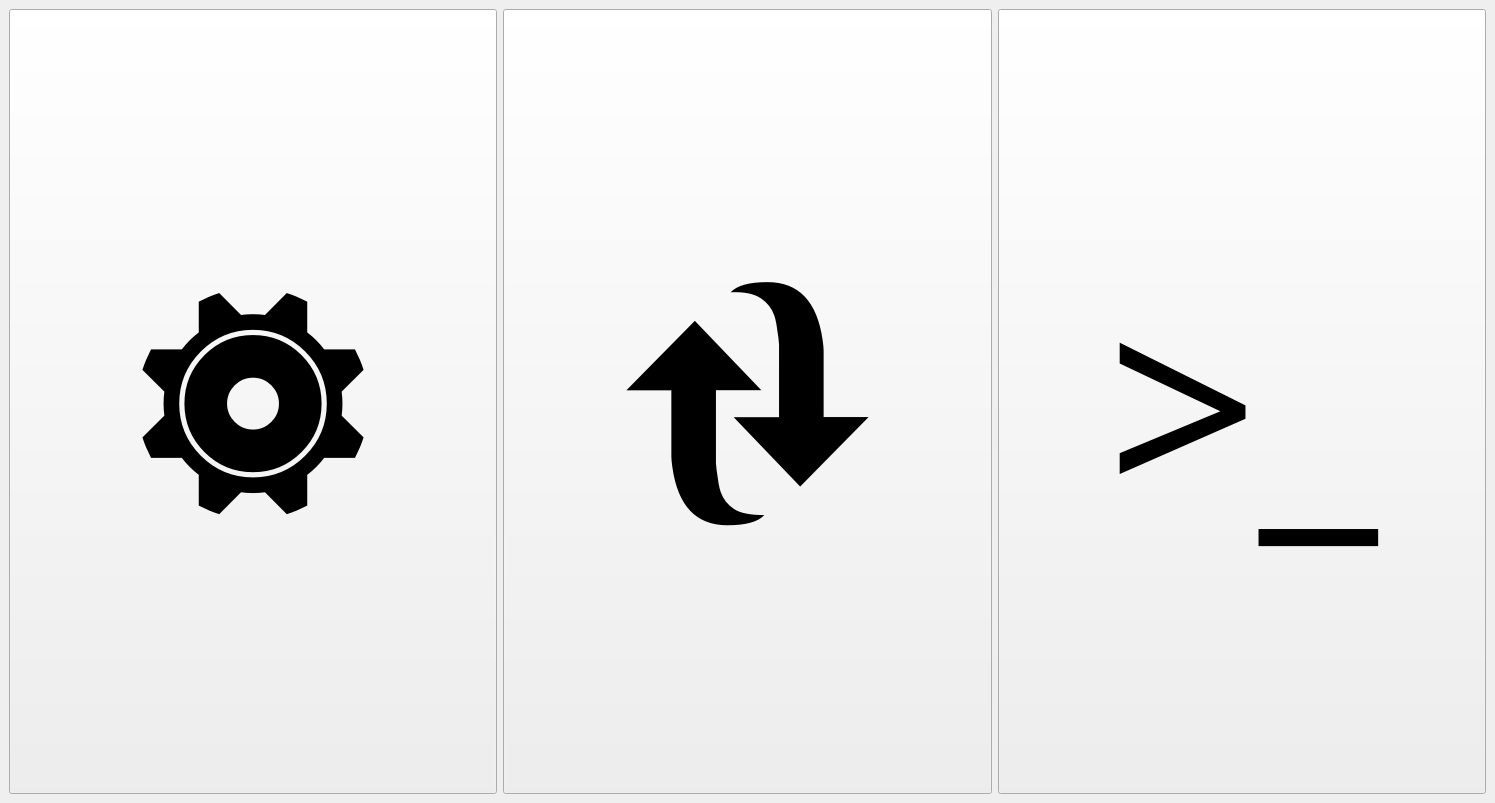
First picture: the form in src/neonobd.ui, repository beardedone55/neonobd, before the edit.
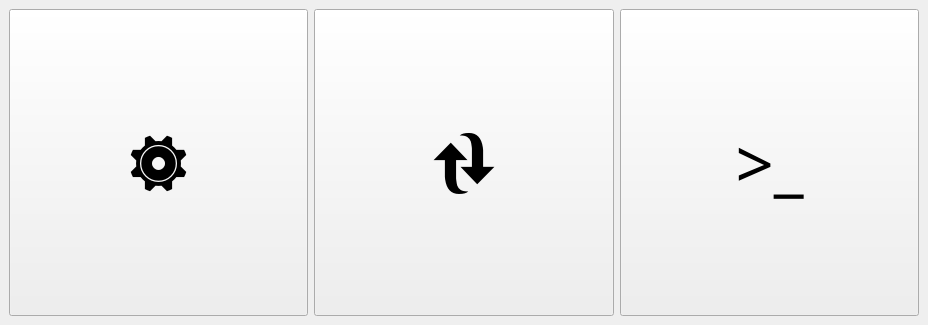
Second picture: the form after the edit. The open tabs and pages were chosen to show the change. Custom widgets are drawn as their Qt base class.

What changed in the file:
```diff
--- a/src/neonobd.ui
+++ b/src/neonobd.ui
@@ -6,8 +6,8 @@
    <rect>
     <x>0</x>
     <y>0</y>
-    <width>1495</width>
-    <height>803</height>
+    <width>928</width>
+    <height>325</height>
    </rect>
   </property>
   <property name="windowTitle">
@@ -38,7 +38,7 @@
       <property name="font">
        <font>
         <family>Noto Color Emoji</family>
-        <pointsize>250</pointsize>
+        <pointsize>50</pointsize>
        </font>
       </property>
       <property name="text">
@@ -57,7 +57,7 @@
       <property name="font">
        <font>
         <family>Noto Color Emoji</family>
-        <pointsize>250</pointsize>
+        <pointsize>50</pointsize>
        </font>
       </property>
       <property name="text">
@@ -76,7 +76,7 @@
       <property name="font">
        <font>
         <family>Adwaita Mono</family>
-        <pointsize>250</pointsize>
+        <pointsize>50</pointsize>
        </font>
       </property>
       <property name="text">
@@ -395,6 +395,13 @@
    </layout>
   </widget>
  </widget>
+ <customwidgets>
+  <customwidget>
+   <class>ConnectButton</class>
+   <extends>QPushButton</extends>
+   <header>connect-button.hpp</header>
+  </customwidget>
+ </customwidgets>
  <resources/>
  <connections/>
 </ui>
```
Left out of the diff: 14 changed lines with no effect on the pictures.
